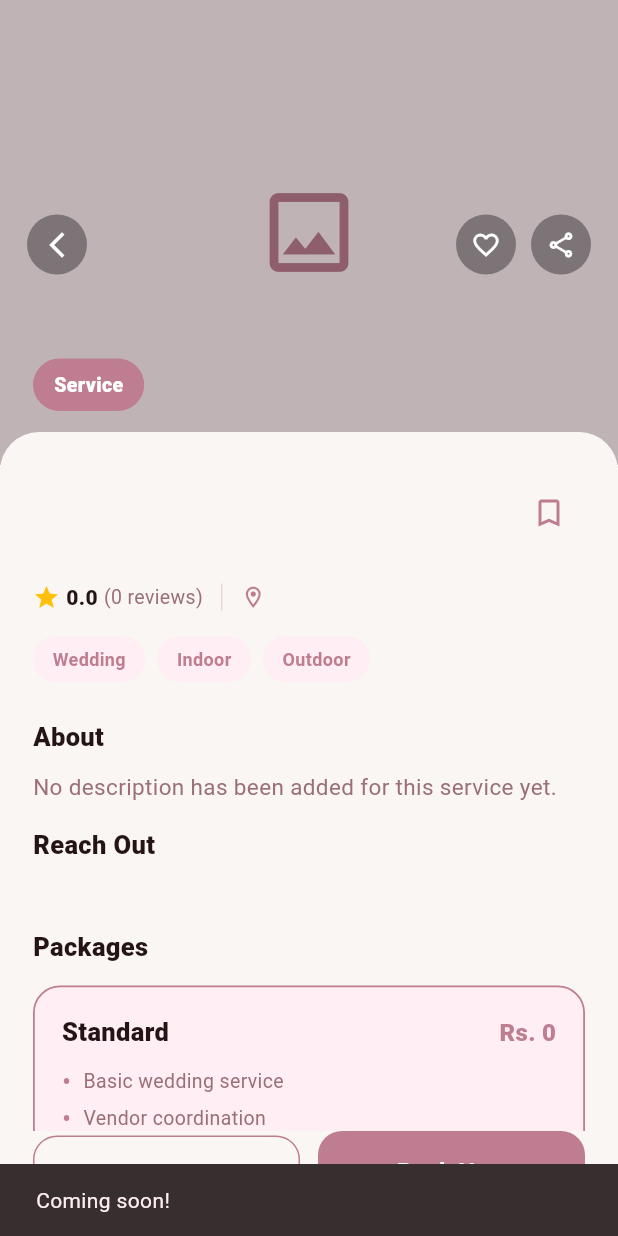
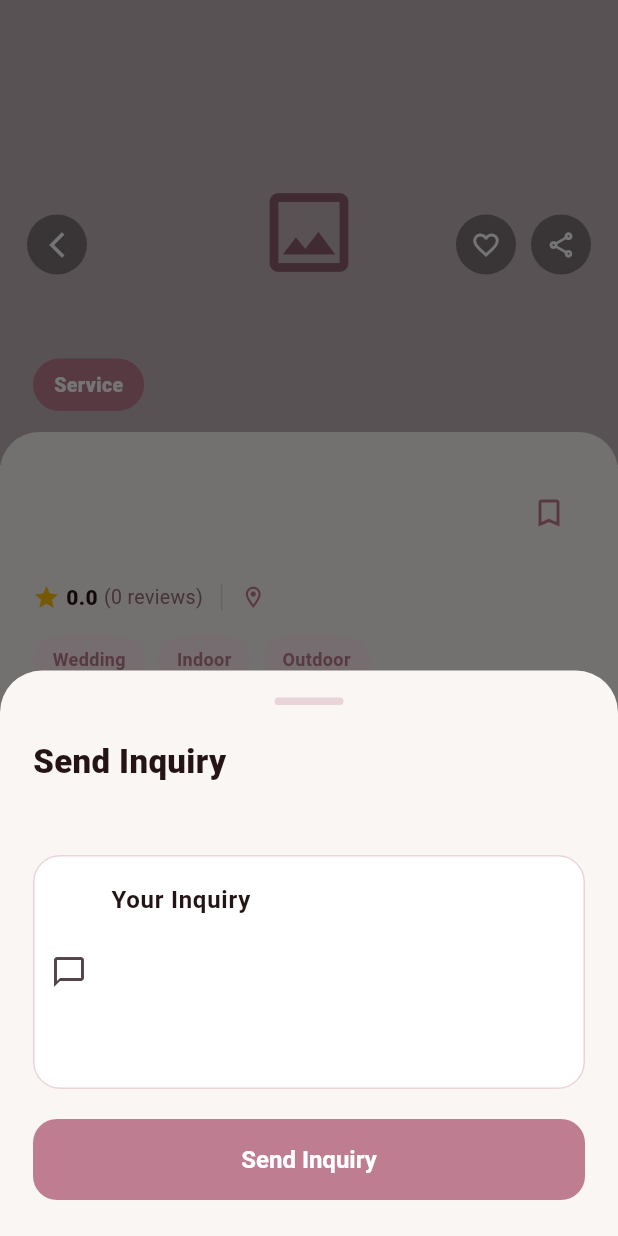
Before and after one commit to LunarLearnsCoding/wedding-essential-backup, a Flutter app: the ServiceDetailsScreen screen opened directly with empty values, after a tap on "Inquiry", on a phone screen of 412 x 824 dp. Run offline on Flutter 3.47's test engine with Material 3 defaults, Android fonts, the phone set to English and light mode, and no system bars; our stand-ins replace cloud_firestore, firebase_auth, firebase_core, firebase_storage, font_awesome_flutter; accounts and stored records are empty.

Commit message:
Fix customer service inquiry button

```diff
--- a/lib/screens/customer/service_details_screen.dart
+++ b/lib/screens/customer/service_details_screen.dart
@@ -1023,11 +1023,7 @@ class _BottomActionBar extends StatelessWidget {
             child: SizedBox(
               height: 48,
               child: TextButton.icon(
-                onPressed: () {
-                  ScaffoldMessenger.of(
-                    context,
-                  ).showSnackBar(const SnackBar(content: Text('Coming soon!')));
-                },
+                onPressed: onInquiry,
                 icon: const Icon(Icons.edit_note),
                 label: const Text('Inquiry'),
                 style: OutlinedButton.styleFrom(
```
